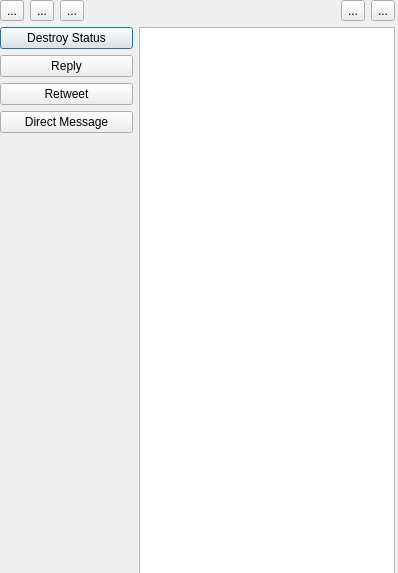
Old version of the form QtWitter.ui in the repository zarthon/PyQt_twitter.
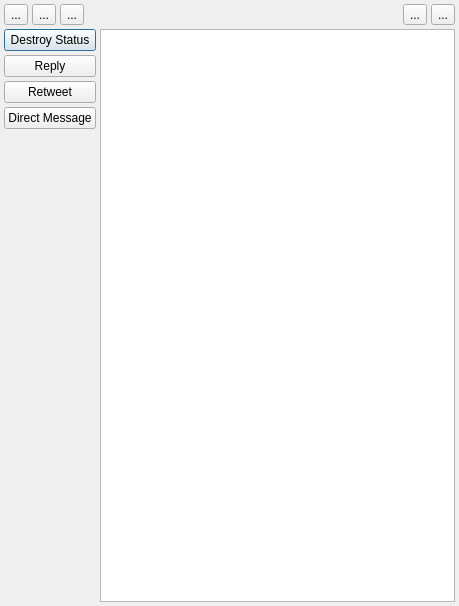
New version of the form. Icons and pictures are not drawn.

```diff
--- a/QtWitter.ui
+++ b/QtWitter.ui
@@ -6,23 +6,22 @@
    <rect>
     <x>0</x>
     <y>0</y>
-    <width>398</width>
-    <height>573</height>
+    <width>459</width>
+    <height>606</height>
    </rect>
   </property>
   <property name="windowTitle">
    <string>Dialog</string>
   </property>
-  <widget class="QWidget" name="verticalLayoutWidget">
-   <property name="geometry">
-    <rect>
-     <x>0</x>
-     <y>0</y>
-     <width>395</width>
-     <height>581</height>
-    </rect>
-   </property>
+  <layout class="QVBoxLayout" name="verticalLayout_3">
+   <item>
    <layout class="QVBoxLayout" name="verticalLayout_2">
+     <property name="spacing">
+      <number>-1</number>
+     </property>
+     <property name="sizeConstraint">
+      <enum>QLayout::SetNoConstraint</enum>
+     </property>
     <item>
      <layout class="QHBoxLayout" name="horizontalLayout_2">
       <item>
@@ -195,11 +194,11 @@
       </item>
       <item>
        <widget class="QListWidget" name="listWidget">
-        <property name="sizePolicy">
-         <sizepolicy hsizetype="Fixed" vsizetype="Expanding">
-          <horstretch>0</horstretch>
-          <verstretch>0</verstretch>
-         </sizepolicy>
+         <property name="flow">
+          <enum>QListView::LeftToRight</enum>
+         </property>
+         <property name="isWrapping" stdset="0">
+          <bool>true</bool>
         </property>
         <property name="wordWrap">
          <bool>true</bool>
@@ -209,8 +208,10 @@
      </layout>
     </item>
    </layout>
-  </widget>
- </widget>
+   </item>
+  </layout>
+ </widget>
+ <layoutdefault spacing="4" margin="4"/>
  <resources/>
  <connections>
   <connection>
```
Lines whose indentation alone changed are shown as unchanged.
